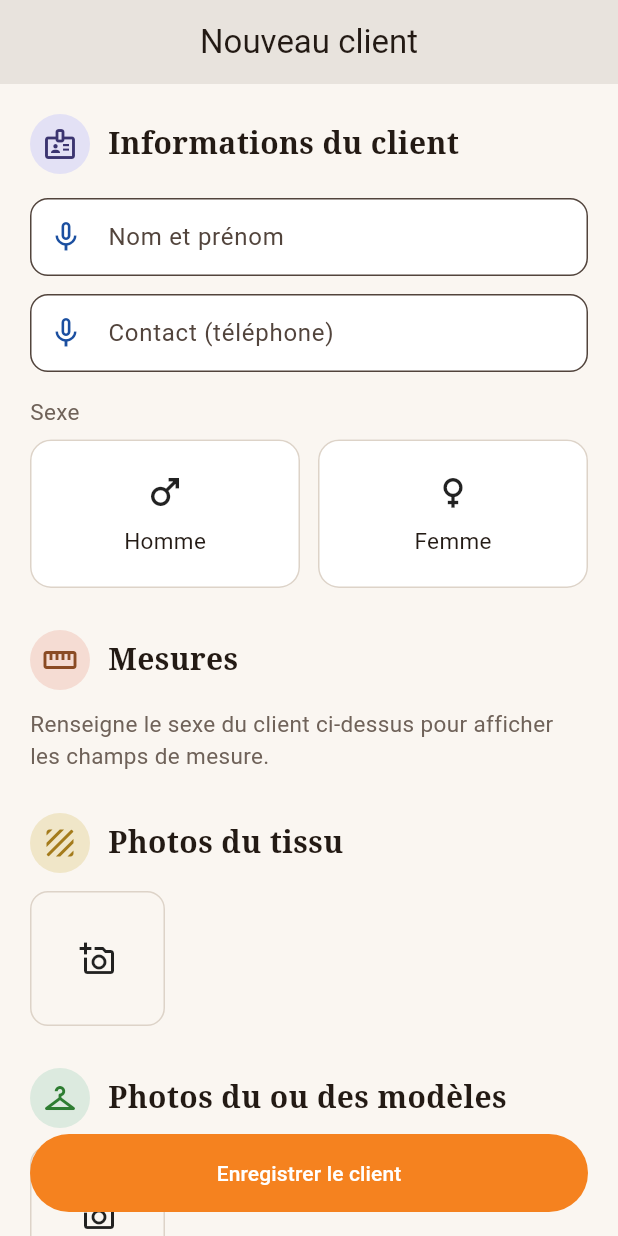
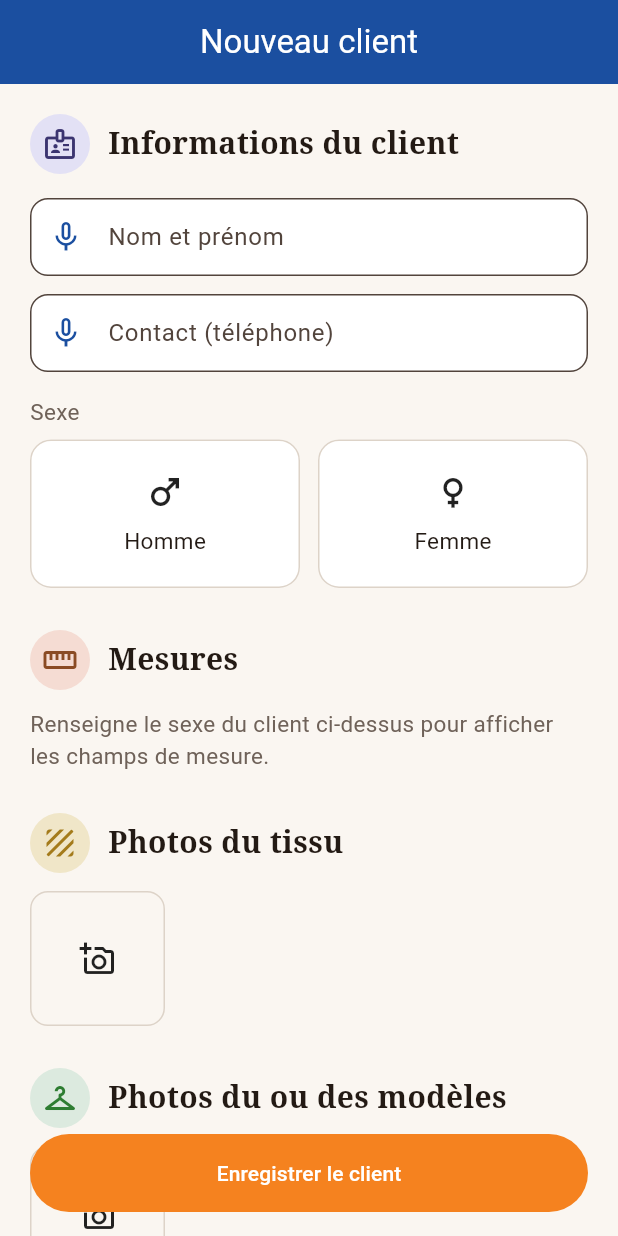
Before and after one commit to ouattaradanou-debug/forevercare-ai, a Flutter app: the EcranNouveauClient screen opened by its route, on a phone screen of 412 x 824 dp. Run offline on Flutter 3.47's test engine with Material 3 defaults, Android fonts, the phone set to English and light mode, and no system bars; our stand-ins replace audioplayers, connectivity_plus, drift, flutter_image_compress, flutter_local_notifications, flutter_riverpod and 12 more; missing offline and left inert: record; accounts and stored records are empty; generated files the repository leaves out were written again.

Commit message:
style(atelier_plus): barre du haut de "Nouveau client" en bleu SEDA Tech

```diff
--- a/atelier_plus/lib/features/clients/presentation/ecran_nouveau_client.dart
+++ b/atelier_plus/lib/features/clients/presentation/ecran_nouveau_client.dart
@@ -476,8 +476,8 @@ class _EcranNouveauClientState extends ConsumerState<EcranNouveauClient> {
       backgroundColor: const Color(0xFFFAF6F1),
       appBar: AppBar(
         title: const Text('Nouveau client'),
-        backgroundColor: const Color(0xFFE8E3DD),
-        foregroundColor: const Color(0xFF231A14),
+        backgroundColor: _bleuSeda,
+        foregroundColor: Colors.white,
         elevation: 0,
       ),
       body: SafeArea(
```
